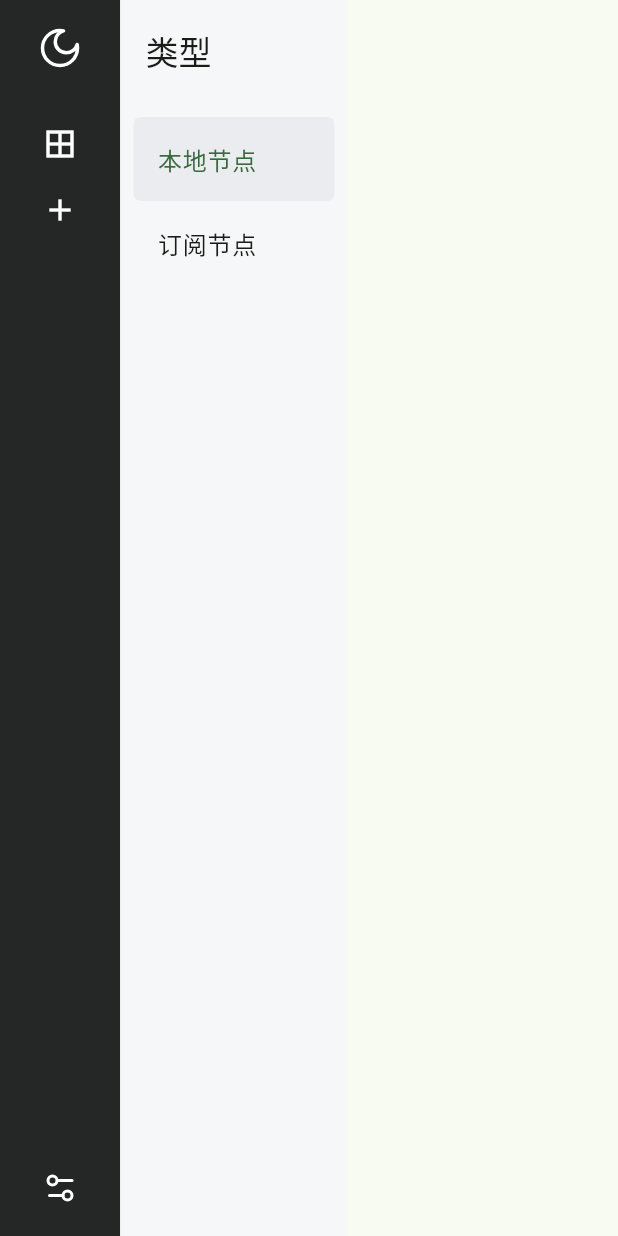
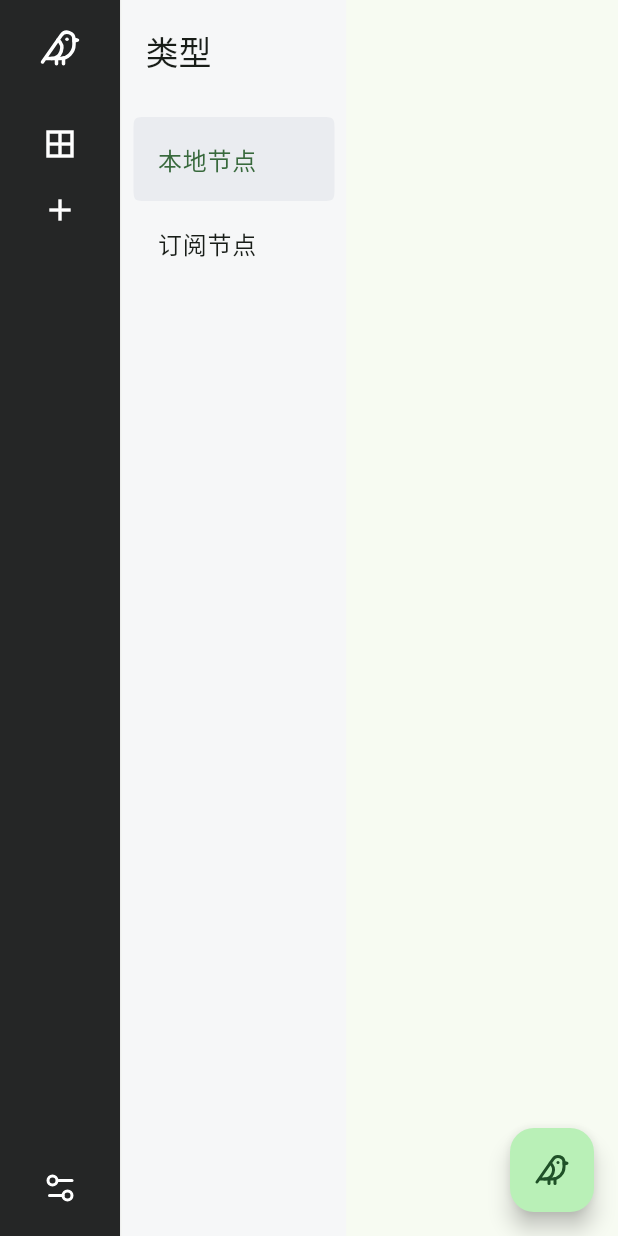
Before and after one commit to lemos1235/leafw, a Flutter app: the screen it shows after launch, on a phone screen of 412 x 824 dp. Run offline on Flutter 3.47's test engine with Material 2 defaults, Android fonts, the phone set to English and light mode, and no system bars; our stand-ins replace device_info_plus, dio, flutter_native_splash, flutter_svg, hive, hive_flutter and 2 more; missing offline and left inert: android_id, flutter_leaf, installed_apps; accounts and stored records are empty; statements that could not run were skipped.

Commit message:
logo小调整

```diff
--- a/lib/main.dart
+++ b/lib/main.dart
@@ -102,8 +102,7 @@ class _LeavesAppState extends State<LeavesApp> {
                 ),
               ),
             ),
-        )
-      ),
+          )),
       darkTheme: ThemeData(
         brightness: Brightness.dark,
         colorScheme: ColorScheme.fromSeed(brightness: Brightness.dark, seedColor: const Color(0xFF81C784)),
@@ -131,6 +130,9 @@ class _LeavesAppState extends State<LeavesApp> {
         dialogTheme: DialogTheme(
           shape: ContinuousRectangleBorder(borderRadius: BorderRadius.circular(10)),
         ),
+        floatingActionButtonTheme: FloatingActionButtonThemeData(
+          backgroundColor: Color(0xFF2D2D2D),
+        ),
       ),
       themeMode: appSettings.appearance.themeMode,
       home: const MainPage(),
--- a/lib/pages/main_page.dart
+++ b/lib/pages/main_page.dart
@@ -2,7 +2,6 @@
 // [Author] lg (https://github.com/lemos1235)
 // [Date] 2023/8/19
 //
-import 'package:canis/extensions/extensions.dart';
 import 'package:canis/pages/modal/proxy_add_modal.dart';
 import 'package:canis/pages/proxies/proxies_page.dart';
 import 'package:canis/pages/settings/settings_page.dart';
@@ -51,7 +50,7 @@ class _MainPageState extends State<MainPage> {
             leading: Padding(
               padding: const EdgeInsets.only(bottom: 20, top: 10),
               child: SvgPicture.asset(
-                "assets/svgs/logo.svg",
+                "assets/svgs/bird.svg",
                 colorFilter: const ColorFilter.mode(Colors.white, BlendMode.srcIn),
                 width: 28,
                 height: 28,
--- a/lib/pages/proxies/proxies_page.dart
+++ b/lib/pages/proxies/proxies_page.dart
@@ -121,7 +121,8 @@ class _ProxiesContentState extends State<ProxiesContent> {
 
   @override
   Widget build(BuildContext context) {
-    return ListView.builder(
+    return Scaffold(
+      body: ListView.builder(
         itemBuilder: (context, index) {
           final group = proxyGroupList[index];
           if (group.type.index != widget.proxyType.value) {
@@ -139,6 +140,11 @@ class _ProxiesContentState extends State<ProxiesContent> {
           );
         },
         itemCount: proxyGroupList.length,
+      ),
+      floatingActionButton: FloatingActionButton(
+        onPressed: () {},
+        child: Icon(LucideIcons.bird),
+      ),
     );
   }
 
```
Also changed, not shown: assets/svgs/bird.svg (added). Lines whose indentation alone changed are shown as unchanged.
